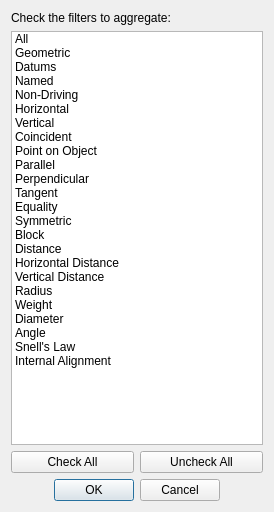
Above: src/Mod/Sketcher/Gui/ConstraintMultiFilterDialog.ui from southseact-3d/fcd before the change. Below: the same form after it.
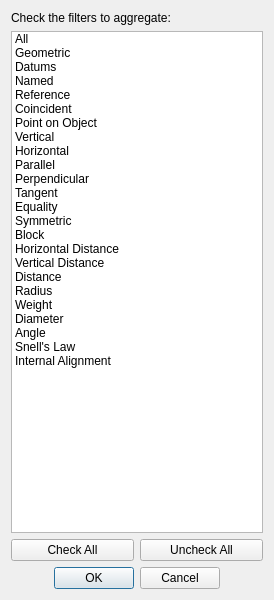
That is the form after the change.

Commit message:
Sketcher: Reorder filter entries to match toolbar
================================================

https://forum.freecadweb.org/viewtopic.php?p=537777#p537777

Diff of the .ui file:
```diff
--- a/src/Mod/Sketcher/Gui/ConstraintMultiFilterDialog.ui
+++ b/src/Mod/Sketcher/Gui/ConstraintMultiFilterDialog.ui
@@ -10,7 +10,7 @@
     <x>0</x>
     <y>0</y>
     <width>274</width>
-    <height>512</height>
+    <height>600</height>
    </rect>
   </property>
   <property name="sizePolicy">
@@ -69,17 +69,7 @@
      </item>
      <item>
       <property name="text">
-       <string>Non-Driving</string>
-      </property>
-     </item>
-     <item>
-      <property name="text">
-       <string>Horizontal</string>
-      </property>
-     </item>
-     <item>
-      <property name="text">
-       <string>Vertical</string>
+       <string>Reference</string>
       </property>
      </item>
      <item>
@@ -92,6 +82,16 @@
        <string>Point on Object</string>
       </property>
      </item>
+     <item>
+      <property name="text">
+       <string>Vertical</string>
+      </property>
+     </item>
+     <item>
+      <property name="text">
+       <string>Horizontal</string>
+      </property>
+     </item>
      <item>
       <property name="text">
        <string>Parallel</string>
@@ -122,11 +122,6 @@
        <string>Block</string>
       </property>
      </item>
-     <item>
-      <property name="text">
-       <string>Distance</string>
-      </property>
-     </item>
      <item>
       <property name="text">
        <string>Horizontal Distance</string>
@@ -137,6 +132,11 @@
        <string>Vertical Distance</string>
       </property>
      </item>
+     <item>
+      <property name="text">
+       <string>Distance</string>
+      </property>
+     </item>
      <item>
       <property name="text">
        <string>Radius</string>
```
The commit also changes 2 other files.
